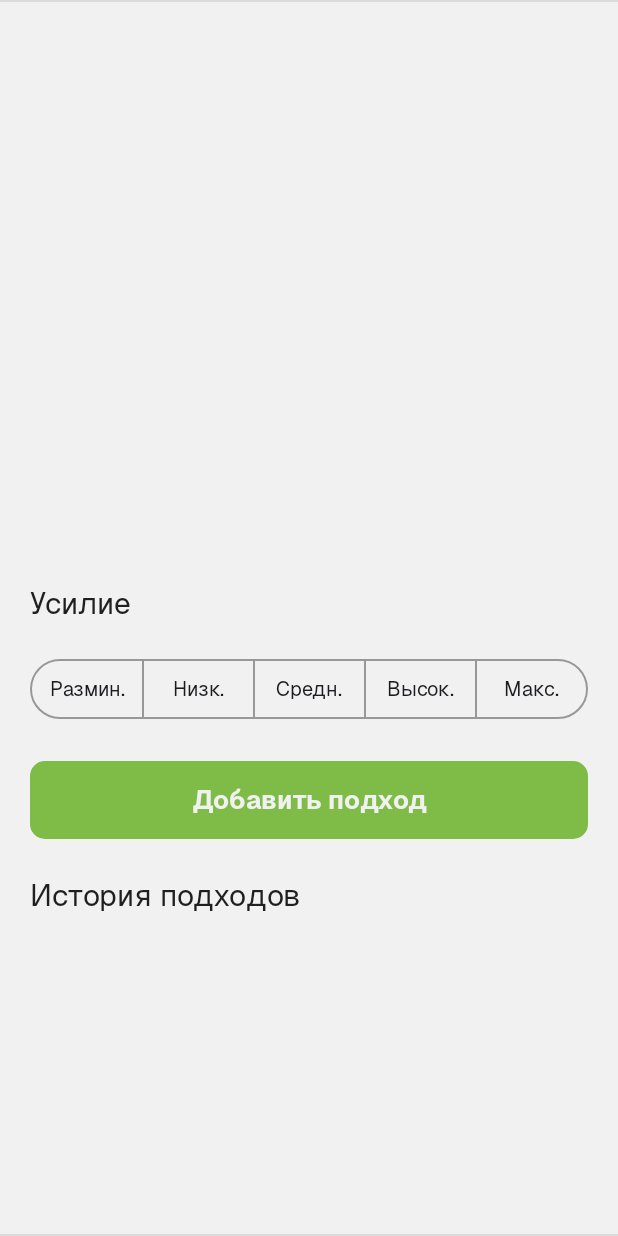
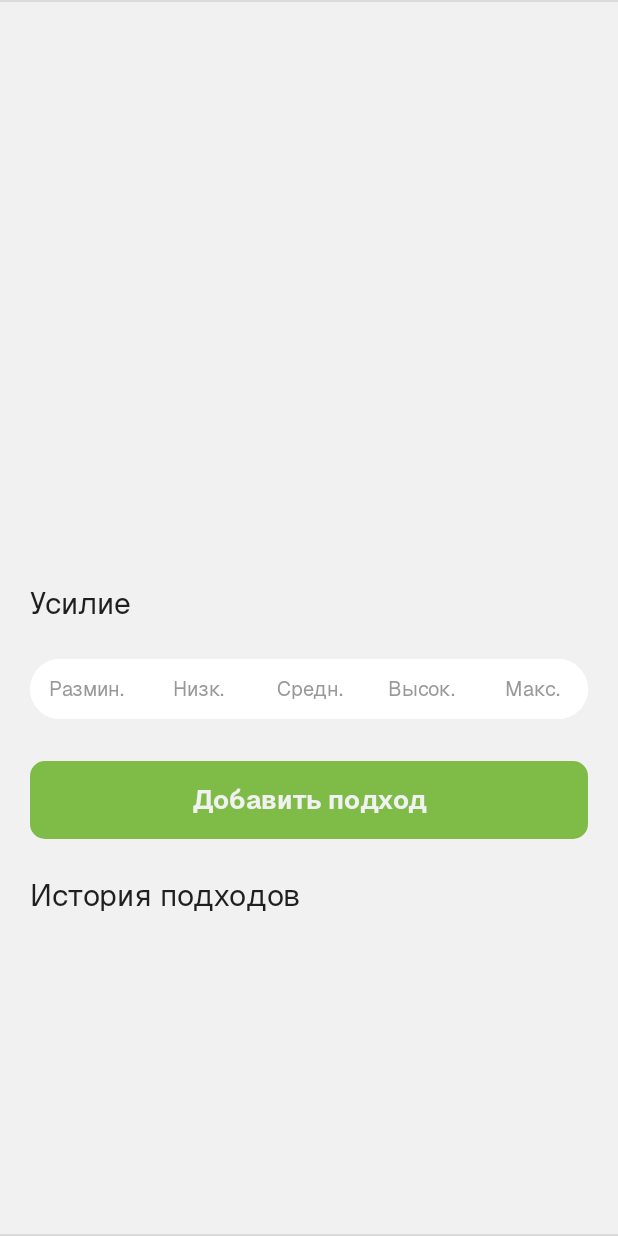
Before and after one commit to IntroGymApp/intro-gym-android, an Android app: the fragment WorkoutExerciseExecutionFragment placed in its activity, on a phone screen of 412 x 824 dp. Run offline under Robolectric (Android 15) with nearby library versions, the phone set to English and light mode, and no system bars; our stand-ins replace Room's generated code, navigation-ui; pictures from the network do not load; 12 statements that could not run were skipped.

Commit message:
feat(workout): Colored exercise effort panel

```diff
--- a/app/src/main/java/ru/lonelywh1te/introgym/features/workout/presentation/viewModel/WorkoutExerciseExecutionViewModel.kt
+++ b/app/src/main/java/ru/lonelywh1te/introgym/features/workout/presentation/viewModel/WorkoutExerciseExecutionViewModel.kt
@@ -18,6 +18,7 @@ import ru.lonelywh1te.introgym.core.result.onFailure
 import ru.lonelywh1te.introgym.core.result.onSuccess
 import ru.lonelywh1te.introgym.features.guide.domain.model.Exercise
 import ru.lonelywh1te.introgym.features.guide.domain.usecase.GetExerciseUseCase
+import ru.lonelywh1te.introgym.features.workout.domain.model.Effort
 import ru.lonelywh1te.introgym.features.workout.domain.model.workout_exercise.WorkoutExercise
 import ru.lonelywh1te.introgym.features.workout.domain.model.workout_exercise.WorkoutExercisePlan
 import ru.lonelywh1te.introgym.features.workout.domain.usecase.workout_exercise.GetWorkoutExerciseUseCase
@@ -74,7 +75,7 @@ class WorkoutExerciseExecutionViewModel(
         .flowOn(dispatcher)
         .stateIn(viewModelScope, SharingStarted.WhileSubscribed(), null)
 
-
+    private var effort: Effort? = null
 
     private val _errors: MutableSharedFlow<Error> = MutableSharedFlow()
     val errors get() = _errors.asSharedFlow()
@@ -82,4 +83,8 @@ class WorkoutExerciseExecutionViewModel(
     fun setWorkoutExerciseId(id: Long) {
         workoutExerciseId.value = id
     }
+
+    fun setEffort(effort: Effort) {
+        this.effort = effort
+    }
 }
--- /dev/null
+++ b/app/src/main/res/color/selector_button_background_hard_effort.xml
@@ -0,0 +1,11 @@
+<?xml version="1.0" encoding="utf-8"?>
+<selector xmlns:android="http://schemas.android.com/apk/res/android">
+    <item
+        android:state_checked="true"
+        android:color="?attr/igHardEffortColor" />
+    <item
+        android:state_selected="true"
+        android:color="?attr/igHardEffortColor" />
+    <item
+        android:color="?attr/igCardBackgroundColor" />
+</selector>
--- /dev/null
+++ b/app/src/main/res/color/selector_button_background_max_effort.xml
@@ -0,0 +1,11 @@
+<?xml version="1.0" encoding="utf-8"?>
+<selector xmlns:android="http://schemas.android.com/apk/res/android">
+    <item
+        android:state_checked="true"
+        android:color="?attr/igMaxEffortColor" />
+    <item
+        android:state_selected="true"
+        android:color="?attr/igMaxEffortColor" />
+    <item
+        android:color="?attr/igCardBackgroundColor" />
+</selector>
--- /dev/null
+++ b/app/src/main/res/color/selector_button_background_mid_effort.xml
@@ -0,0 +1,11 @@
+<?xml version="1.0" encoding="utf-8"?>
+<selector xmlns:android="http://schemas.android.com/apk/res/android">
+    <item
+        android:state_checked="true"
+        android:color="?attr/igMidEffortColor" />
+    <item
+        android:state_selected="true"
+        android:color="?attr/igMidEffortColor" />
+    <item
+        android:color="?attr/igCardBackgroundColor" />
+</selector>
--- /dev/null
+++ b/app/src/main/res/color/selector_button_background_primary.xml
@@ -0,0 +1,11 @@
+<?xml version="1.0" encoding="utf-8"?>
+<selector xmlns:android="http://schemas.android.com/apk/res/android">
+    <item
+        android:state_checked="true"
+        android:color="?attr/igPrimaryColor" />
+    <item
+        android:state_selected="true"
+        android:color="?attr/igPrimaryColor" />
+    <item
+        android:color="?attr/igCardBackgroundColor" />
+</selector>
--- /dev/null
+++ b/app/src/main/res/color/selector_button_background_warm_up_effort.xml
@@ -0,0 +1,11 @@
+<?xml version="1.0" encoding="utf-8"?>
+<selector xmlns:android="http://schemas.android.com/apk/res/android">
+    <item
+        android:state_checked="true"
+        android:color="?attr/igWarmUpEffortColor" />
+    <item
+        android:state_selected="true"
+        android:color="?attr/igWarmUpEffortColor" />
+    <item
+        android:color="?attr/igCardBackgroundColor" />
+</selector>
--- /dev/null
+++ b/app/src/main/res/color/selector_button_foreground.xml
@@ -0,0 +1,11 @@
+<?xml version="1.0" encoding="utf-8"?>
+<selector xmlns:android="http://schemas.android.com/apk/res/android">
+    <item
+        android:state_checked="true"
+        android:color="?attr/igCardBackgroundColor" />
+    <item
+        android:state_selected="true"
+        android:color="?attr/igCardBackgroundColor" />
+    <item
+        android:color="?attr/igHintColor" />
+</selector>
--- a/app/src/main/res/color/selector_selectable_button_background.xml
+++ /dev/null
@@ -1,5 +0,0 @@
-<?xml version="1.0" encoding="utf-8"?>
-<selector xmlns:android="http://schemas.android.com/apk/res/android">
-    <item android:state_selected="false" android:color="?attr/igCardBackgroundColor"/>
-    <item android:state_selected="true" android:color="?attr/igPrimaryColor"/>
-</selector>
--- a/app/src/main/res/color/selector_selectable_button_foreground.xml
+++ /dev/null
@@ -1,5 +0,0 @@
-<?xml version="1.0" encoding="utf-8"?>
-<selector xmlns:android="http://schemas.android.com/apk/res/android">
-    <item android:state_selected="false" android:color="?attr/igHintColor"/>
-    <item android:state_selected="true" android:color="?attr/igCardBackgroundColor"/>
-</selector>
--- a/app/src/main/res/layout/fragment_workout_exercise_execution.xml
+++ b/app/src/main/res/layout/fragment_workout_exercise_execution.xml
@@ -57,6 +57,8 @@
             android:layout_width="match_parent"
             android:layout_height="wrap_content"
             app:layout_constraintEnd_toEndOf="parent"
+            app:layout_constraintStart_toStartOf="parent"
+            app:singleSelection="true"
             app:layout_constraintTop_toBottomOf="@+id/tv_effort_title">
 
             <Button
@@ -65,6 +67,7 @@
                 android:layout_width="wrap_content"
                 android:layout_height="wrap_content"
                 android:layout_weight="1"
+                android:backgroundTint="@color/selector_button_background_warm_up_effort"
                 android:text="Размин." />
 
 
@@ -83,6 +86,7 @@
                 android:layout_width="wrap_content"
                 android:layout_height="wrap_content"
                 android:layout_weight="1"
+                android:backgroundTint="@color/selector_button_background_mid_effort"
                 android:text="Средн." />
 
 
@@ -92,6 +96,7 @@
                 android:layout_width="wrap_content"
                 android:layout_height="wrap_content"
                 android:layout_weight="1"
+                android:backgroundTint="@color/selector_button_background_hard_effort"
                 android:text="Высок." />
 
 
@@ -101,6 +106,7 @@
                 android:layout_width="wrap_content"
                 android:layout_height="wrap_content"
                 android:layout_weight="1"
+                android:backgroundTint="@color/selector_button_background_max_effort"
                 android:text="Макс." />
 
         </com.google.android.material.button.MaterialButtonToggleGroup>
--- a/app/src/main/res/values/colors.xml
+++ b/app/src/main/res/values/colors.xml
@@ -10,4 +10,5 @@
     <color name="red_color">#EE534A</color>
     <color name="orange_color">#FBAF44</color>
     <color name="orange_color_light">#FFE2B6</color>
+    <color name="purple_color">#924FD5</color>
 </resources>
--- a/app/src/main/res/values/themes.xml
+++ b/app/src/main/res/values/themes.xml
@@ -34,5 +34,11 @@
         <item name="igWarningColor">@color/orange_color</item>
         <item name="igErrorColor">@color/red_color</item>
 
+        <item name="igWarmUpEffortColor">@color/dark_hint_color</item>
+        <item name="igLowEffortColor">@color/accent_color</item>
+        <item name="igMidEffortColor">@color/orange_color</item>
+        <item name="igHardEffortColor">@color/red_color</item>
+        <item name="igMaxEffortColor">@color/purple_color</item>
+
     </style>
 </resources>
```
Also changed, not shown: app/src/main/java/ru/lonelywh1te/introgym/features/workout/domain/model/Effort.kt (added, +11 -0 lines), app/src/main/java/ru/lonelywh1te/introgym/features/workout/domain/model/workout_exercise/WorkoutExerciseSet.kt (added, +10 -0 lines), app/src/main/java/ru/lonelywh1te/introgym/features/workout/presentation/WorkoutExerciseExecutionFragment.kt (+14 -0 lines), app/src/main/java/ru/lonelywh1te/introgym/features/workout/presentation/helper/EffortColorHelper.kt (added, +16 -0 lines), app/src/main/res/values/attrs.xml (+7 -1 lines), app/src/main/res/values/styles.xml (+12 -22 lines).
